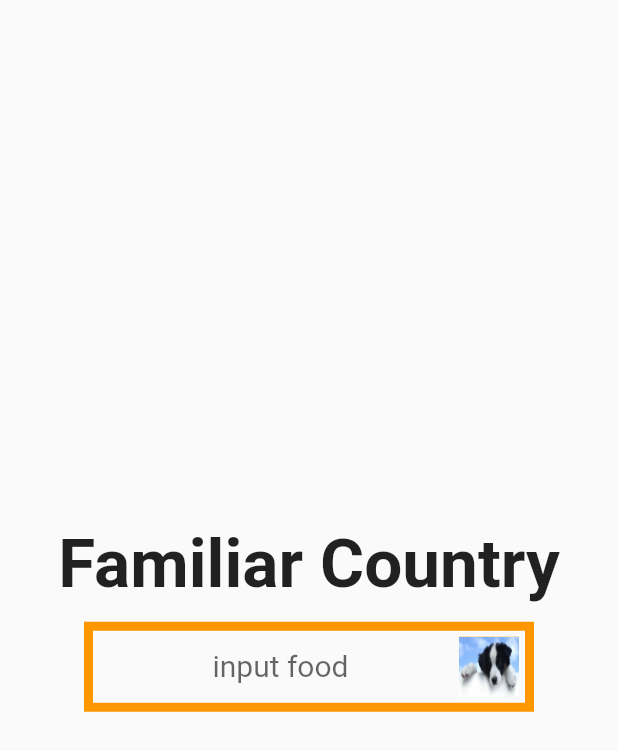
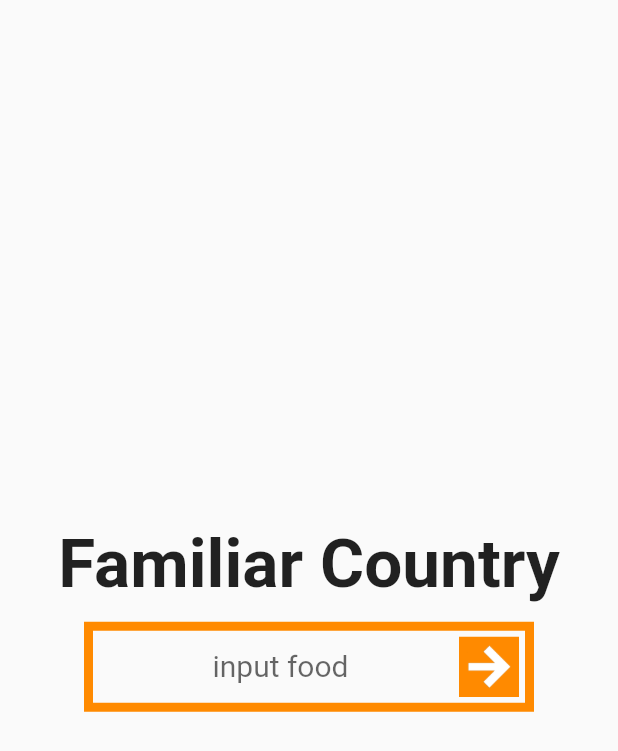
Before and after one commit to SKKUxHCMUT-Team3/food-suggestion-app, a Flutter app: the screen it shows after launch, on a phone screen of 412 x 824 dp. Shown: the top 751 px of the screen. Run offline on Flutter 3.47's test engine with Material 2 defaults, Android fonts, the light colour scheme and no system bars.

Commit message:
Front 01/13

```diff
--- a/lib/home.dart
+++ b/lib/home.dart
@@ -41,17 +41,17 @@ class _HomePageState extends State<HomePage> {
                   decoration: InputDecoration(
                     enabledBorder: const OutlineInputBorder(
                       borderRadius: BorderRadius.all(Radius.circular(0)),
-                      borderSide: BorderSide(color: Colors.orange, width: 6),
+                      borderSide: BorderSide(color: Color(0xffFF8A00), width: 6),
                     ),
                     focusedBorder: const OutlineInputBorder(
                       borderRadius: BorderRadius.all(Radius.circular(0)),
-                      borderSide: BorderSide(color: Colors.orange, width: 6),
+                      borderSide: BorderSide(color: Color(0xffFF8A00), width: 6),
                     ),
                     hintText: "input food",
                     suffixIcon: Container(
                       width: 40,
                       height: 40,
-                      color: Colors.orange,
+                      color: const Color(0xffFF8A00),
                       margin: const EdgeInsets.fromLTRB(0, 10, 10, 10),
                       child: IconButton(
                         onPressed: () {
@@ -61,7 +61,7 @@ class _HomePageState extends State<HomePage> {
                             width: double.infinity,
                             height: double.infinity,
                             child: Image.asset(
-                              "assets/images/dog.jpg",
+                              "assets/images/arrow_button.png",
                               fit: BoxFit.fill,
                             )),
                         padding: const EdgeInsets.all(0),
--- a/lib/main.dart
+++ b/lib/main.dart
@@ -14,7 +14,7 @@ class MyApp extends StatelessWidget {
       title: 'Foodeul',
       debugShowCheckedModeBanner: false,
       theme: ThemeData(
-        primarySwatch: Colors.orange,
+        primaryColor: const Color(0xffFF8A00),
       ),
       home: const SplashScreen(),
     );
--- a/pubspec.yaml
+++ b/pubspec.yaml
@@ -62,6 +62,7 @@ flutter:
   # To add assets to your application, add an assets section, like this:
   assets:
     - assets/images/dog.jpg
+    - assets/images/arrow_button.png
   #   - images/a_dot_burr.jpeg
   #   - images/a_dot_ham.jpeg
 
```
Also changed, not shown: assets/images/arrow_button.png (added).
